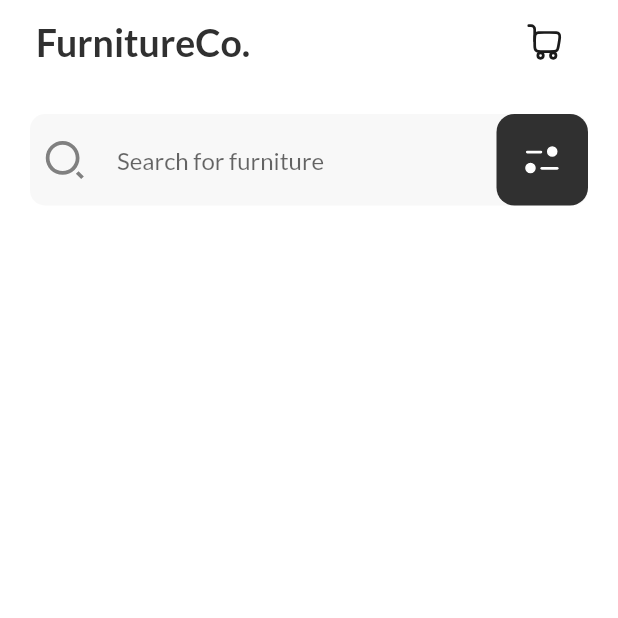
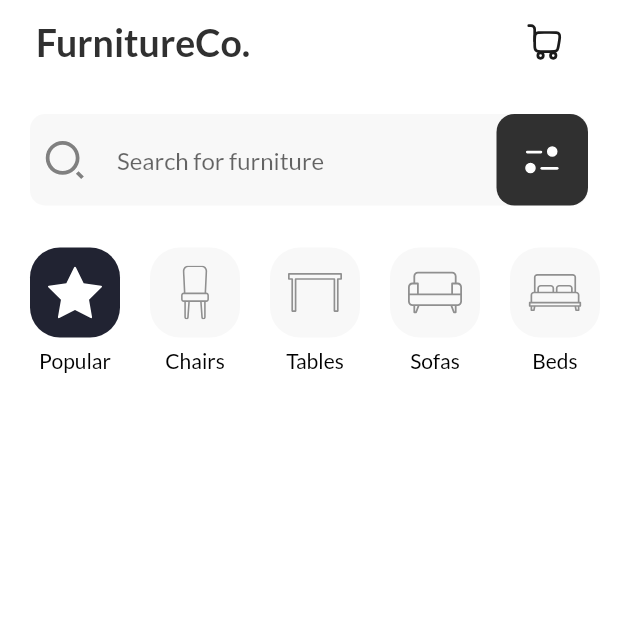
Before and after one commit to Stan081/Furniture_Store, a Flutter app: the screen it shows after launch, on a phone screen of 412 x 824 dp, the top half of it. Run offline on Flutter 3.47's test engine with Material 2 defaults, Android fonts, the phone set to English and light mode, and no system bars; our stand-ins replace flutter_svg, google_fonts.

Commit message:
Category Menu bar implemented

```diff
--- /dev/null
+++ b/lib/models/category.dart
@@ -0,0 +1,18 @@
+class Category {
+  final int id;
+  final String name;
+  final String svgSrc;
+
+  Category({required this.id, required this.name, required this.svgSrc});
+}
+
+class CatModel {
+  static final categories = [
+    Category(id: 1, name: "Popular", svgSrc: "assets/icons/star.svg"),
+    Category(id: 2, name: "Chairs", svgSrc: "assets/icons/chair.svg"),
+    Category(id: 3, name: "Tables", svgSrc: "assets/icons/table.svg"),
+    Category(id: 4, name: "Sofas", svgSrc: "assets/icons/sofa.svg"),
+    Category(id: 5, name: "Beds", svgSrc: "assets/icons/bed.svg"),
+    Category(id: 6, name: "Lamps", svgSrc: "assets/icons/25-trolly.svg"),
+  ];
+}
--- /dev/null
+++ b/lib/screens/main/components/categories.dart
@@ -0,0 +1,48 @@
+import 'package:flutter/material.dart';
+import 'package:flutter_svg/svg.dart';
+import 'package:furniture_app/models/category.dart';
+
+import '../../../constants.dart';
+
+class Categories extends StatefulWidget {
+  final Category cat;
+  const Categories({Key? key, required this.cat}) : super(key: key);
+
+  @override
+  State<Categories> createState() => _CategoriesState();
+}
+
+class _CategoriesState extends State<Categories> {
+  late final Category cat;
+  int selectedIndex = 0;
+  @override
+  Widget build(BuildContext context) {
+    return Padding(
+      padding: const EdgeInsets.all(defaultPadding),
+      child: Column(
+        children: [
+          Container(
+            decoration: const BoxDecoration(
+              color: Color(0xFFF8F8F8),
+              borderRadius: BorderRadius.all(
+                Radius.circular(defaultPadding),
+              ),
+            ),
+            height: 60,
+            width: 60,
+            padding: const EdgeInsets.all(12),
+            child: SvgPicture.asset(""),
+          ),
+          const SizedBox(
+            height: 7,
+          ),
+          const Text(
+              //CatModel.categories[index].name,
+              ""
+              //style: const TextStyle(fontFamily: "San-serif"),
+              )
+        ],
+      ),
+    );
+  }
+}
--- /dev/null
+++ b/lib/screens/main/components/search_bar.dart
@@ -0,0 +1,55 @@
+import 'package:flutter/material.dart';
+import 'package:flutter_svg/svg.dart';
+
+import '../../../constants.dart';
+
+class SearchBar extends StatelessWidget {
+  const SearchBar({
+    Key? key,
+  }) : super(key: key);
+
+  @override
+  Widget build(BuildContext context) {
+    return Container(
+      margin: const EdgeInsets.all(defaultPadding),
+      decoration: const BoxDecoration(
+          color: Color(0xFFF8F8F8),
+          borderRadius: BorderRadius.all(Radius.circular(10))),
+      child: Row(
+        mainAxisAlignment: MainAxisAlignment.spaceBetween,
+        children: [
+          Padding(
+            padding: const EdgeInsets.all(8.0),
+            child: SvgPicture.asset(
+              "assets/icons/ri_search-2-line.svg",
+              height: 30,
+              width: 30,
+            ),
+          ),
+          const Expanded(
+            child: TextField(
+              decoration: InputDecoration(
+                border: InputBorder.none,
+                hintText: "Search for furniture",
+                fillColor: Color(0xFFF8F8F8),
+                filled: true,
+              ),
+            ),
+          ),
+          Container(
+            padding: const EdgeInsets.all(defaultPadding * 0.8),
+            decoration: const BoxDecoration(
+              color: secondaryColor,
+              borderRadius: BorderRadius.all(
+                Radius.circular(12),
+              ),
+            ),
+            child: SvgPicture.asset(
+              "assets/icons/68-setting-1.svg",
+            ),
+          ),
+        ],
+      ),
+    );
+  }
+}
--- a/lib/screens/main/main_screen.dart
+++ b/lib/screens/main/main_screen.dart
@@ -1,8 +1,12 @@
 import 'package:flutter/material.dart';
 import 'package:flutter_svg/svg.dart';
-import 'package:furniture_app/constants.dart';
+import 'package:furniture_app/models/category.dart';
 
+import '../../constants.dart';
+import '../../models/category.dart';
+import 'components/categories.dart';
 import 'components/header.dart';
+import 'components/search_bar.dart';
 
 class MainScreen extends StatelessWidget {
   const MainScreen({Key? key}) : super(key: key);
@@ -20,49 +24,75 @@ class MainScreen extends StatelessWidget {
       ),
       body: Column(
         children: [
-          Container(
-            margin: const EdgeInsets.all(defaultPadding),
-            decoration: const BoxDecoration(
-                color: Color(0xFFF8F8F8),
-                borderRadius: BorderRadius.all(Radius.circular(10))),
-            child: Row(
-              mainAxisAlignment: MainAxisAlignment.spaceBetween,
-              children: [
-                Padding(
-                  padding: const EdgeInsets.all(8.0),
-                  child: SvgPicture.asset(
-                    "assets/icons/ri_search-2-line.svg",
-                    height: 30,
-                    width: 30,
-                  ),
-                ),
-                const Expanded(
-                  child: TextField(
-                    decoration: InputDecoration(
-                      border: InputBorder.none,
-                      hintText: "Search for furniture",
-                      fillColor: Color(0xFFF8F8F8),
-                      filled: true,
-                    ),
-                  ),
-                ),
-                Container(
-                  padding: const EdgeInsets.all(defaultPadding * 0.8),
-                  decoration: const BoxDecoration(
-                    color: secondaryColor,
-                    borderRadius: BorderRadius.all(
-                      Radius.circular(12),
-                    ),
-                  ),
-                  child: SvgPicture.asset(
-                    "assets/icons/68-setting-1.svg",
-                  ),
-                ),
-              ],
-            ),
-          ),
+          SearchBar(),
+          CategoryMenu()
+          // Expanded(
+          //   child: ListView.builder(
+          //     scrollDirection: Axis.horizontal,
+          //     itemCount: CatModel.categories.length,
+          //     itemBuilder: (context, index) => Categories(cat : CatModel.categories[index]),
+          //   ),
+          // ),
         ],
       ),
     );
   }
 }
+
+class CategoryMenu extends StatefulWidget {
+  const CategoryMenu({Key? key}) : super(key: key);
+
+  @override
+  State<CategoryMenu> createState() => _CategoryMenuState();
+}
+
+class _CategoryMenuState extends State<CategoryMenu> {
+  //late CatModel cat;
+  int selectedIndex = 0;
+  @override
+  Widget build(BuildContext context) {
+    return Expanded(
+      child: ListView.builder(
+        itemCount: CatModel.categories.length,
+        scrollDirection: Axis.horizontal,
+        itemBuilder: (context, index) => buildCategoryMenu(index),
+      ),
+    );
+  }
+
+  Widget buildCategoryMenu(int index) {
+    return GestureDetector(
+      onTap: (() {
+        setState(() {
+          selectedIndex = index;
+        });
+      }),
+      child: Padding(
+        padding: const EdgeInsets.only(left: defaultPadding, top: 8),
+        child: Column(
+          children: [
+            Container(
+                decoration: BoxDecoration(
+                  color: selectedIndex == index ? bgColor : Color(0xFFF8F8F8),
+                  borderRadius: BorderRadius.all(
+                    Radius.circular(defaultPadding),
+                  ),
+                ),
+                height: 60,
+                width: 60,
+                padding: const EdgeInsets.all(12),
+                child: SvgPicture.asset(CatModel.categories[index].svgSrc)),
+            const SizedBox(
+              height: 7,
+            ),
+            Text(
+              CatModel.categories[index].name,
+
+              //style: const TextStyle(fontFamily: "San-serif"),
+            )
+          ],
+        ),
+      ),
+    );
+  }
+}
```
Also changed, not shown: assets/icons/bed.svg (added), assets/icons/chair.svg (added), assets/icons/sofa.svg (added), assets/icons/star.svg (added), assets/icons/table.svg (added).
